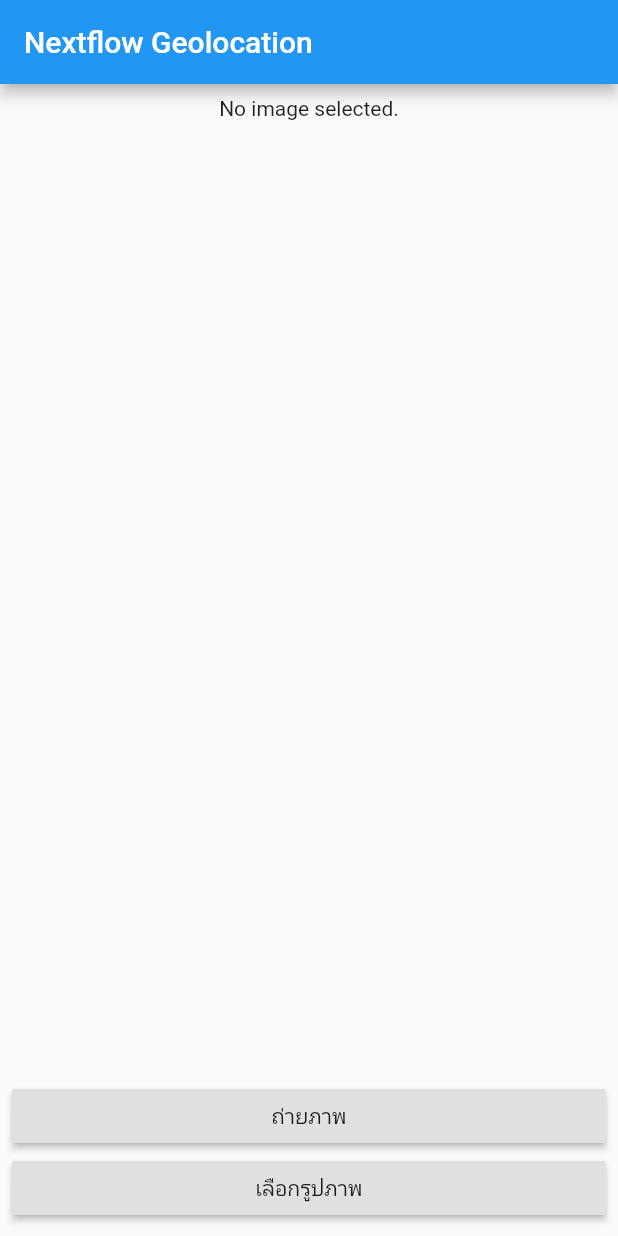
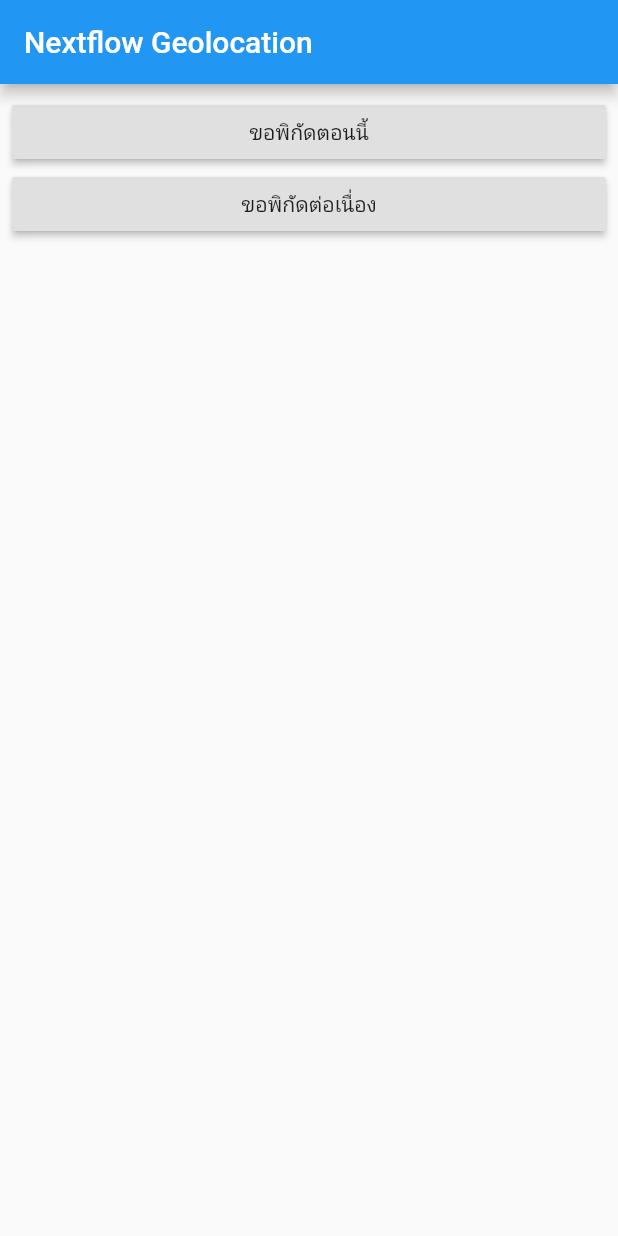
Before and after one commit to teerasej/flutter-geolocation, a Flutter app: the screen it shows after launch, on a phone screen of 412 x 824 dp. Run offline on Flutter 3.47's test engine with Material 2 defaults, Android fonts, the phone set to English and light mode, and no system bars; our stand-ins replace location.

Commit message:
Clear UI and import location package

```diff
--- a/lib/main.dart
+++ b/lib/main.dart
@@ -1,4 +1,5 @@
 import 'package:flutter/material.dart';
+import 'package:location/location.dart';
 
 void main() async {
   runApp(MyApp());
@@ -27,15 +28,7 @@ class MyHomePage extends StatefulWidget {
 }
 
 class _MyHomePageState extends State<MyHomePage> {
-  File _image;
 
-  Widget showImage() {
-    if (_image == null) {
-      return Text('No image selected.');
-    } else {
-      return Image.file(_image, width: 250.0,);
-    }
-  }
 
   @override
   Widget build(BuildContext context) {
@@ -48,32 +41,19 @@ class _MyHomePageState extends State<MyHomePage> {
         child: Column(
           mainAxisAlignment: MainAxisAlignment.spaceBetween,
           children: <Widget>[
-            showImage(),
             Column(
               crossAxisAlignment: CrossAxisAlignment.stretch,
               children: <Widget>[
                 RaisedButton(
-                  child: Text('ถ่ายภาพ'),
+                  child: Text('ขอพิกัดตอนนี้'),
                   onPressed: () async {
-                    var file = await ImagePicker.pickImage(source: ImageSource.camera);
 
-                    print(file.path);
-
-                    setState(() {
-                      _image = file;
-                    });
                   },
                 ),
                 RaisedButton(
-                  child: Text('เลือกรูปภาพ'),
+                  child: Text('ขอพิกัดต่อเนื่อง'),
                   onPressed: () async {
-                    var file = await ImagePicker.pickImage(source: ImageSource.gallery);
 
-                    print(file.path);
-
-                    setState(() {
-                      _image = file;
-                    });
                   },
                 )
               ],
```
